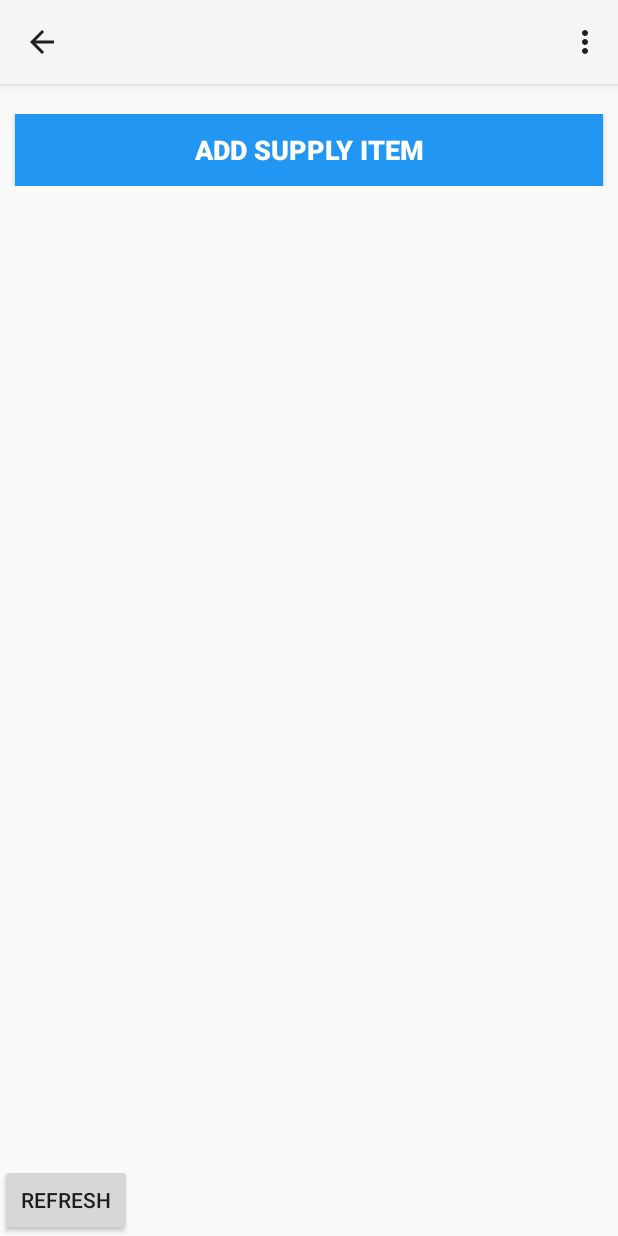
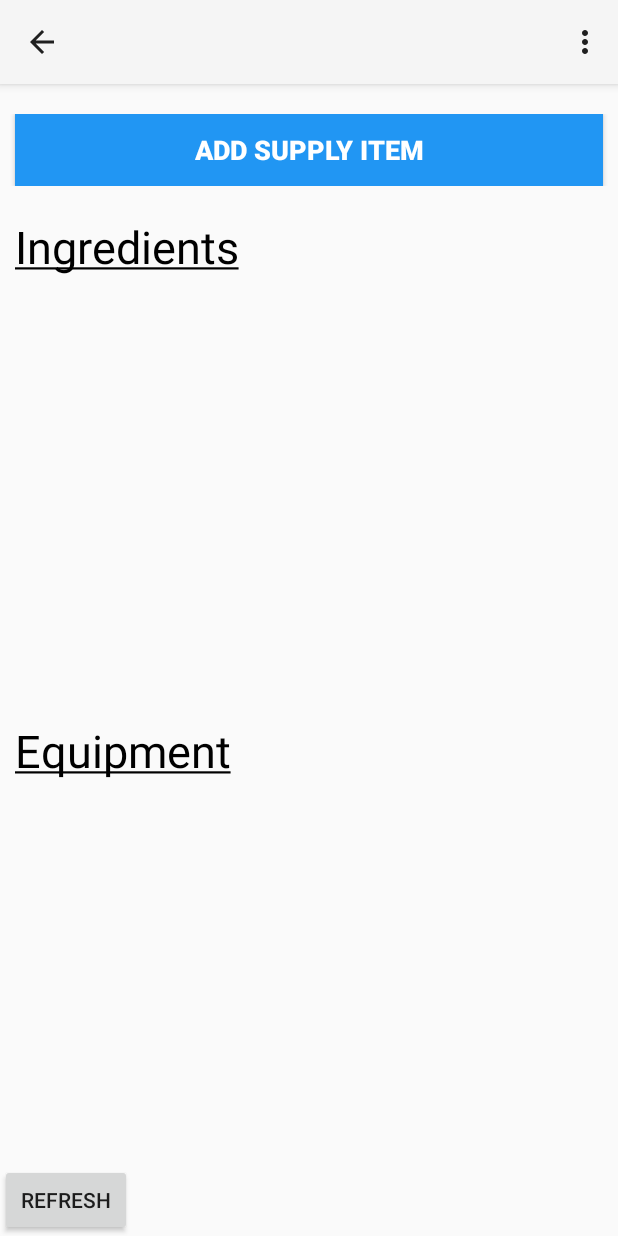
Before and after one commit to emireed/ASPC-Kitchen-App, an Android app: the KitchenActivity screen opened directly, with no data from a screen before it, on a phone screen of 412 x 824 dp. Run offline under Robolectric (Android 15) with nearby library versions, the phone set to English and light mode, and no system bars; 1 statement that could not run was skipped.

Commit message:
Added in the old UI changes

```diff
--- a/app/src/main/res/layout/activity_kitchen.xml
+++ b/app/src/main/res/layout/activity_kitchen.xml
@@ -42,6 +42,16 @@
     </LinearLayout>
 
     <!-- List whose dataset is defined in code with an adapter -->
+    <TextView
+        android:layout_width="wrap_content"
+        android:layout_height="wrap_content"
+        android:layout_marginLeft="10dp"
+        android:layout_marginTop="20dp"
+        android:text="@string/ingredientList"
+        android:textSize="30sp"
+        android:textColor="#000000"
+        android:textStyle=""/>
+
     <ListView
         android:id="@+id/ingredient_listview"
         android:layout_width="match_parent"
@@ -49,13 +59,20 @@
         android:layout_weight="0.53"
         android:layout_marginTop="20dp"/>
 
+    <TextView
+        android:layout_width="wrap_content"
+        android:layout_height="wrap_content"
+        android:layout_marginLeft="10dp"
+        android:layout_marginTop="20dp"
+        android:text="@string/equipmentList"
+        android:textSize="30sp"
+        android:textColor="#000000"/>
 
     <ListView
         android:id="@+id/equipment_listview"
         android:layout_width="match_parent"
         android:layout_height="0dp"
-        android:layout_weight="0.53"
-        android:layout_marginTop="20dp"/>
+        android:layout_weight="0.53"/>
 
     <Button
         android:id="@+id/refresh_button"
--- a/app/src/main/res/values/strings.xml
+++ b/app/src/main/res/values/strings.xml
@@ -24,4 +24,9 @@
     <string name="selectEquipment">Equipment</string>
     <string name="selectIngredient">Ingredient</string>
 
+    <string name="addKitchenButton">Add Kitchen</string>
+
+    <string name="ingredientList"><u>Ingredients</u></string>
+    <string name="equipmentList"><u>Equipment</u></string>
+
 </resources>
```
Also changed, not shown: app/src/main/res/layout/activity_main.xml (+13 -13 lines).
